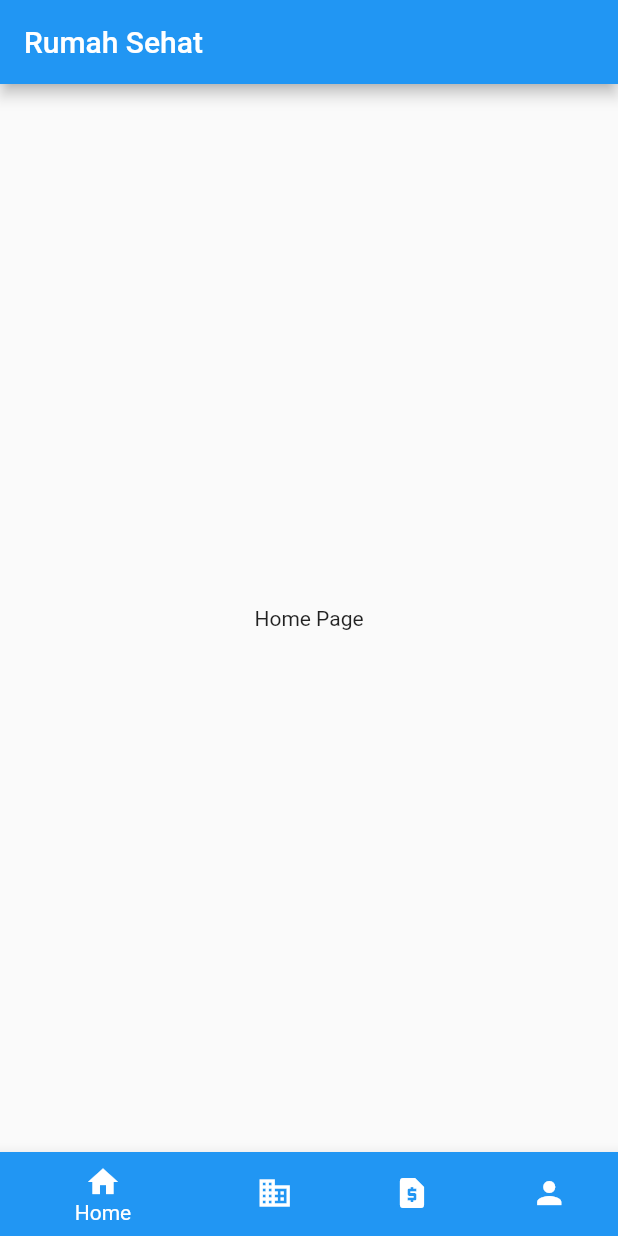
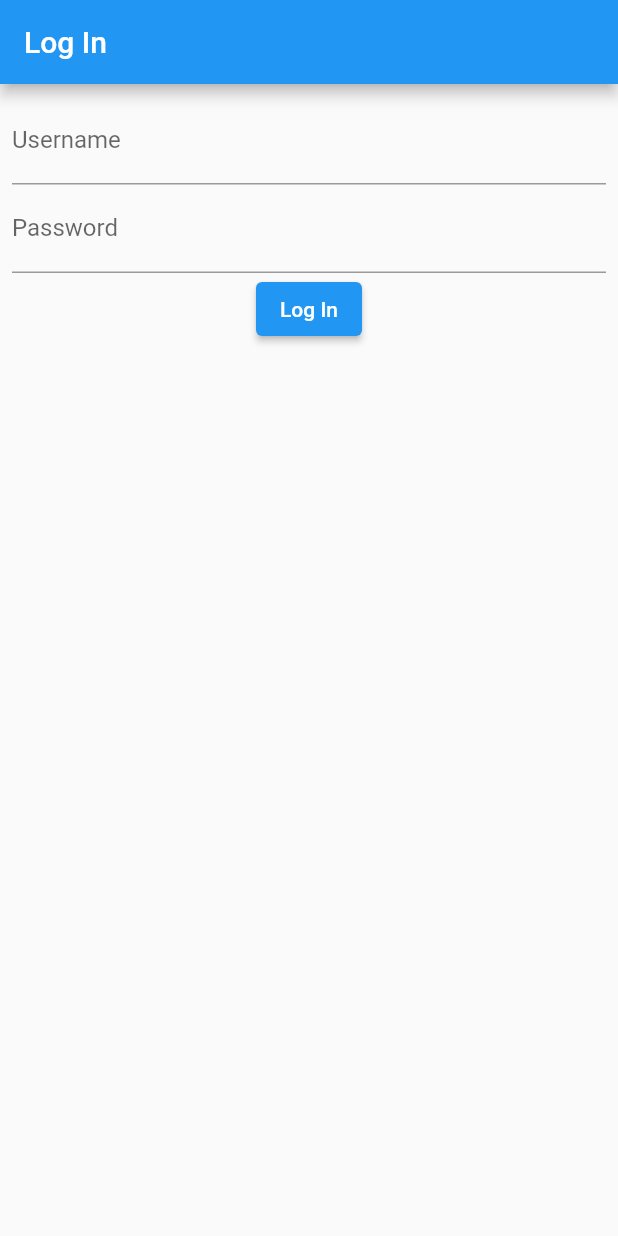
Before and after one commit to gitansahl/RumahSehat, a Flutter app: the screen it shows after launch, on a phone screen of 412 x 824 dp. Run offline on Flutter 3.47's test engine with Material 2 defaults, Android fonts, the phone set to English and light mode, and no system bars.

Commit message:
feat: auth flutter

```diff
--- a/rumah_sehat_flutter/lib/main.dart
+++ b/rumah_sehat_flutter/lib/main.dart
@@ -1,5 +1,9 @@
+// @dart=2.9
 import 'package:flutter/material.dart';
 import 'myApp.dart';
+
+const String SERVER_IP = "http://10.0.2.2:8080";
+String jwt = "";
 
 void main() {
   runApp(MyApp());
--- a/rumah_sehat_flutter/lib/myApp.dart
+++ b/rumah_sehat_flutter/lib/myApp.dart
@@ -1,4 +1,7 @@
 import 'package:flutter/material.dart';
+import 'package:rumah_sehat_flutter/main.dart';
+import 'package:rumah_sehat_flutter/page/app.dart';
+import 'package:rumah_sehat_flutter/page/login.dart';
 import 'package:rumah_sehat_flutter/page/tagihan/daftarTagihan.dart';
 import 'package:rumah_sehat_flutter/page/profile/home.dart';
 import 'package:rumah_sehat_flutter/page/profile/profile.dart';
@@ -9,69 +12,35 @@ class MyApp extends StatelessWidget {
 
   static const String _title = 'Flutter Code Sample';
 
-  @override
-  Widget build(BuildContext context) {
-    return const MaterialApp(
-      title: _title,
-      home: MyStatefulWidget(),
-
-    );
-  }
-}
-
-class MyStatefulWidget extends StatefulWidget {
-  const MyStatefulWidget({Key? key}) : super(key: key);
-  @override
-  State<MyStatefulWidget> createState() => _MyStatefulWidgetState();
-}
-
-class _MyStatefulWidgetState extends State<MyStatefulWidget> {
-  int _selectedIndex = 0;
-  static const TextStyle optionStyle =
-  TextStyle(fontSize: 30, fontWeight: FontWeight.bold);
-  static const List<Widget>_widgetOptions=[HomePage(), HomePage(), DaftarTagihanPage(), ProfilePage()];
-
-  void _onItemTapped(int index) {
-    setState(() {
-      _selectedIndex = index;
-    });
+  Future<String> get jwtOrEmpty async {
+    var token = await jwt;
+    if (token == null) return "";
+    return token;
   }
 
   @override
   Widget build(BuildContext context) {
-    return Scaffold(
-      body: Center(
-        child: _widgetOptions.elementAt(_selectedIndex),
+    return MaterialApp(
+      title: 'Rumah Sehat',
+      theme: ThemeData(
+        primarySwatch: Colors.blue,
       ),
-      bottomNavigationBar: BottomNavigationBar(
-        items: const <BottomNavigationBarItem>[
-          BottomNavigationBarItem(
-            icon: Icon(Icons.home),
-            label: 'Home',
-            backgroundColor: Colors.blue,
-          ),
-          BottomNavigationBarItem(
-            icon: Icon(Icons.business),
-            label: 'Business',
-            backgroundColor: Colors.blue,
-          ),
-          BottomNavigationBarItem(
-            icon: Icon(Icons.request_page),
-            label: 'Daftar Tagihan',
-            backgroundColor: Colors.blue,
-          ),
-          BottomNavigationBarItem(
-            icon: Icon(Icons.person),
-            label: 'Profile',
-            backgroundColor: Colors.blue,
+      home: FutureBuilder(
+          future: jwtOrEmpty,
+          builder: (context, snapshot) {
+            if(!snapshot.hasData) return CircularProgressIndicator();
+            if(snapshot.data != "") {
+              var jwt = snapshot.data;
 
-
-          ),
-        ],
-        currentIndex: _selectedIndex,
-        selectedItemColor: Colors.white,
-        onTap: _onItemTapped,
-
+              if(jwt == "") {
+                return LoginPage();
+              } else {
+                return MyStatefulWidget();
+              }
+            } else {
+              return LoginPage();
+            }
+          }
       ),
     );
   }
--- /dev/null
+++ b/rumah_sehat_flutter/lib/page/login.dart
@@ -0,0 +1,69 @@
+import 'dart:convert';
+
+import 'package:flutter/material.dart';
+import 'package:rumah_sehat_flutter/main.dart';
+import 'package:http/http.dart' as http;
+import 'package:rumah_sehat_flutter/page/app.dart';
+
+class LoginPage extends StatelessWidget {
+  final TextEditingController _usernameController = TextEditingController();
+  final TextEditingController _passwordController = TextEditingController();
+
+  Future<Map<String, dynamic>> loginAttempt(String username, String password) async {
+    var requestBody = {
+      "username": username,
+      "password": password
+    };
+    var respond = await http.post(
+      "$SERVER_IP/api/authenticate",
+      body: jsonEncode(requestBody),
+      headers: {"Content-Type":"application/json"}
+    );
+    if (respond.statusCode == 200) {
+      return jsonDecode(respond.body);
+    }
+    return Map();
+  }
+
+  @override
+  Widget build(BuildContext context) {
+    return Scaffold(
+      appBar: AppBar(title: Text("Log In"),),
+
+      body: Padding(
+        padding: const EdgeInsets.all(8.0),
+        child: Column(
+          children: <Widget> [
+            TextField(
+              controller: _usernameController,
+              decoration: InputDecoration(
+                labelText: 'Username'
+              ),
+            ),
+            TextField(
+              controller: _passwordController,
+              obscureText: true,
+              decoration: InputDecoration(
+                labelText: 'Password'
+              ),
+            ),
+            ElevatedButton(onPressed: () async {
+              var username = _usernameController.text;
+              var password = _passwordController.text;
+              var res = await loginAttempt(username, password);
+              if (res['jwttoken'] != "") {
+                jwt = res['jwttoken'];
+                Navigator.push(context,
+                    MaterialPageRoute(builder: (context) => MyStatefulWidget())
+                );
+              }
+            }, child: Text("Log In")
+            )
+          ],
+        ),
+      ),
+    );
+  }
+
+
+}
--- a/rumah_sehat_flutter/pubspec.yaml
+++ b/rumah_sehat_flutter/pubspec.yaml
@@ -29,6 +29,7 @@ environment:
 dependencies:
   flutter:
     sdk: flutter
+  http: ^0.12.0+4
 
 
   # The following adds the Cupertino Icons font to your application.
```
Also changed, not shown: rumah_sehat_flutter/lib/page/app.dart (added, +66 -0 lines), rumah_sehat_flutter/lib/page/profile/home.dart (+30 -7 lines), rumah_sehat_flutter/lib/page/profile/profile.dart (+14 -0 lines), rumah_sehat_flutter/pubspec.lock, 3 other files.
